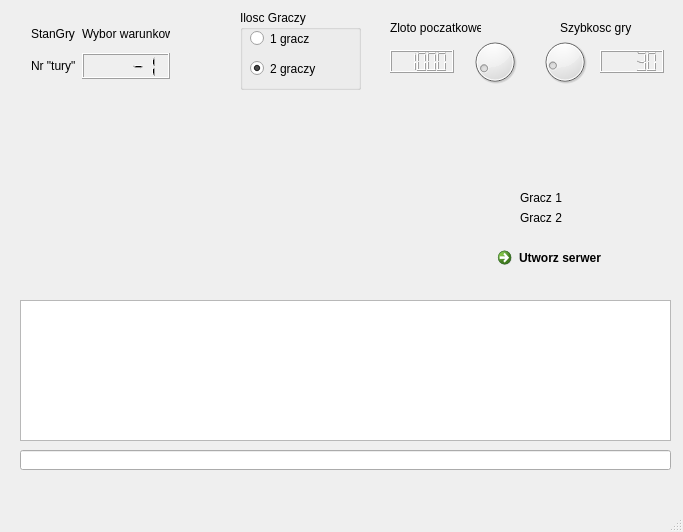
The window that serwer/serwer/glowneokno.ui (przemoa/projekt) describes before a commit, drawn with Qt 5.
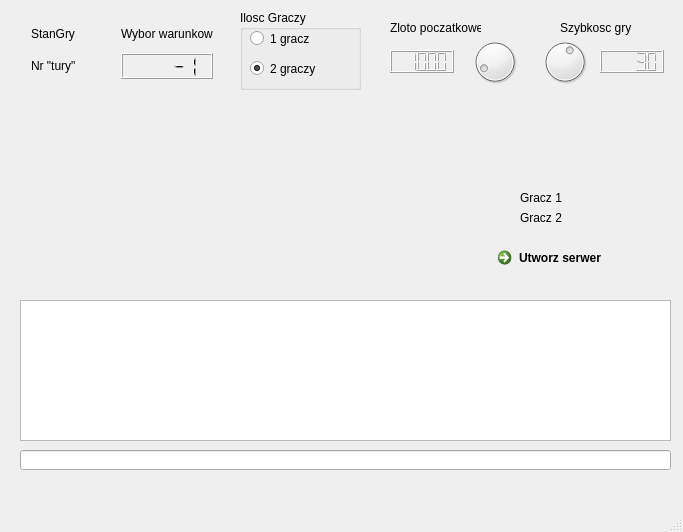
The same window after the commit.

What changed in the file:
```diff
--- a/serwer/serwer/glowneokno.ui
+++ b/serwer/serwer/glowneokno.ui
@@ -39,7 +39,7 @@
      <rect>
       <x>20</x>
       <y>10</y>
-      <width>161</width>
+      <width>204</width>
       <height>80</height>
      </rect>
     </property>
@@ -126,10 +126,10 @@
      </rect>
     </property>
     <property name="minimum">
-     <number>1</number>
+     <number>3</number>
     </property>
     <property name="maximum">
-     <number>200</number>
+     <number>50</number>
     </property>
     <property name="value">
      <number>30</number>
```
